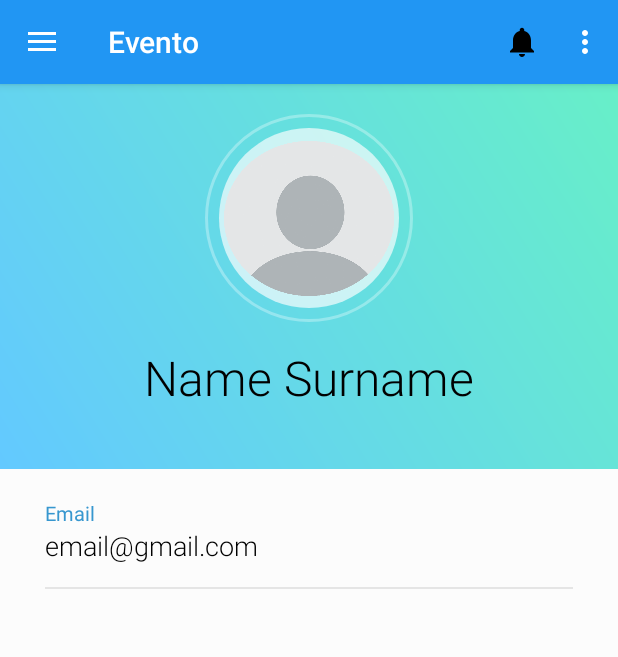
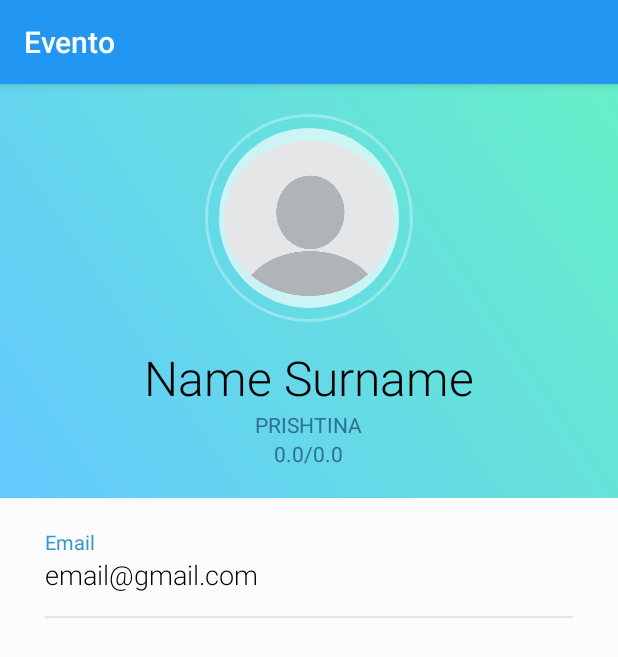
Before and after one commit to artikrh/EventoProject, an Android app: the fragment ShareFragment placed in its activity, in the side drawer, after a tap on "Profile", on a phone screen of 412 x 824 dp. Shown: the top 657 px of the screen. Run offline under Robolectric (Android 15) with nearby library versions, the phone set to English and light mode, and no system bars.

Commit message:
Implemented geolocation

```diff
--- a/app/build.gradle
+++ b/app/build.gradle
@@ -21,6 +21,7 @@ android {
 dependencies {
     implementation fileTree(dir: 'libs', include: ['*.jar'])
     implementation 'com.android.support:appcompat-v7:27.1.1'
+    implementation 'com.android.support:mediarouter-v7:27.1.1'
     implementation 'com.android.support:design:27.1.1'
     implementation 'com.android.support:cardview-v7:27.1.1'
     implementation 'com.android.support:support-v4:27.1.1'
@@ -28,6 +29,7 @@ dependencies {
     implementation 'com.google.firebase:firebase-database:11.6.0'
     implementation 'com.google.firebase:firebase-auth:11.6.0'
     implementation 'com.google.firebase:firebase-storage:11.6.0'
+    implementation 'com.google.android.gms:play-services:11.6.0'
     testImplementation 'junit:junit:4.12'
     androidTestImplementation 'com.android.support.test:runner:1.0.2'
     androidTestImplementation 'com.android.support.test.espresso:espresso-core:3.0.2'
--- /dev/null
+++ b/app/src/main/java/com/ick/eventoproject/GpsLocationTracker.java
@@ -0,0 +1,154 @@
+package com.ick.eventoproject;
+
+import android.app.AlertDialog;
+import android.app.Service;
+import android.content.Context;
+import android.content.DialogInterface;
+import android.content.Intent;
+import android.location.Location;
+import android.location.LocationListener;
+import android.location.LocationManager;
+import android.os.Bundle;
+import android.os.IBinder;
+import android.provider.Settings;
+import android.view.ContextThemeWrapper;
+
+public class GpsLocationTracker extends Service implements LocationListener
+{
+
+    private Context mContext;
+    private boolean isGpsEnabled = false;
+    private boolean isNetworkEnabled = false;
+    private boolean canGetLocation = false;
+    private Location mLocation;
+    private double mLatitude;
+    private double mLongitude;
+    private static final long MIN_DISTANCE_CHANGE_FOR_UPDATE = 10; // distanca minimale per azhurnim
+    private static final long MIN_TIME_FOR_UPDATE = 60000; // minutazha minimale per azhurnim (1min)
+    private LocationManager mLocationManager;
+
+    /**
+     * @param mContext constructor of the class
+     */
+    public GpsLocationTracker(Context mContext) {
+        this.mContext = mContext;
+        getLocation();
+    }
+
+    public Location getLocation() {
+        try {
+            mLocationManager = (LocationManager) mContext.getSystemService(LOCATION_SERVICE);
+            isGpsEnabled = mLocationManager.isProviderEnabled(LocationManager.GPS_PROVIDER);
+            isNetworkEnabled = mLocationManager.isProviderEnabled(LocationManager.NETWORK_PROVIDER);
+
+            if (!isGpsEnabled && !isNetworkEnabled) {
+
+            } else {
+
+                this.canGetLocation = true;
+
+
+                if (isNetworkEnabled) {
+
+                    mLocationManager.requestLocationUpdates(LocationManager.NETWORK_PROVIDER, MIN_TIME_FOR_UPDATE, MIN_DISTANCE_CHANGE_FOR_UPDATE, this);
+
+                    if (mLocationManager != null) {
+
+                        mLocation = mLocationManager.getLastKnownLocation(LocationManager.NETWORK_PROVIDER);
+
+                        if (mLocation != null) {
+
+                            mLatitude = mLocation.getLatitude();
+
+                            mLongitude = mLocation.getLongitude();
+                        }
+                    }
+
+                    if (isGpsEnabled) {
+                        if (mLocation == null) {
+                            mLocationManager.requestLocationUpdates(LocationManager.GPS_PROVIDER, MIN_TIME_FOR_UPDATE, MIN_DISTANCE_CHANGE_FOR_UPDATE, this);
+                            if (mLocationManager != null) {
+                                mLocation = mLocationManager.getLastKnownLocation(LocationManager.GPS_PROVIDER);
+                                if (mLocation != null) {
+                                    mLatitude = mLocation.getLatitude();
+                                    mLongitude = mLocation.getLongitude();
+                                }
+                            }
+                        }
+                    }
+                }
+            }
+        } catch (Exception e) {
+            e.printStackTrace();
+        }
+        return mLocation;
+    }
+
+    public void stopUsingGps() {
+        if (mLocationManager != null) {
+            mLocationManager.removeUpdates(GpsLocationTracker.this);
+        }
+    }
+
+    public double getLatitude() {
+        if (mLocation != null) {
+            mLatitude = mLocation.getLatitude();
+        }
+        return mLatitude;
+    }
+
+    public double getLongitude() {
+        if (mLocation != null) {
+            mLongitude = mLocation.getLongitude();
+        }
+        return mLongitude;
+    }
+
+    public boolean canGetLocation() {
+
+        return this.canGetLocation;
+    }
+
+    public void showSettingsAlert() {
+
+        AlertDialog.Builder mAlertDialog = new AlertDialog.Builder(new ContextThemeWrapper(mContext, R.style.AppTheme));
+
+        mAlertDialog.setTitle("Location Disabled");
+        mAlertDialog.setMessage("Location service is disabled. Enable it?");
+        mAlertDialog.setPositiveButton("Settings", new DialogInterface.OnClickListener() {
+
+            public void onClick(DialogInterface dialog, int which) {
+                Intent mIntent = new Intent(Settings.ACTION_LOCATION_SOURCE_SETTINGS);
+                mContext.startActivity(mIntent);
+            }
+        });
+
+        mAlertDialog.setNegativeButton("Cancel", new DialogInterface.OnClickListener() {
+
+            public void onClick(DialogInterface dialog, int which) {
+                dialog.cancel();
+            }
+        });
+
+        final AlertDialog mcreateDialog = mAlertDialog.create();
+        mcreateDialog.show();
+    }
+
+    @Override
+    public IBinder onBind(Intent arg0) {
+        return null;
+    }
+
+    public void onLocationChanged(Location location) {
+    }
+
+    public void onProviderDisabled(String provider) {
+    }
+
+    public void onProviderEnabled(String provider) {
+    }
+
+    public void onStatusChanged(String provider, int status, Bundle extras) {
+    }
+
+}
--- a/app/src/main/java/com/ick/eventoproject/MainActivity.java
+++ b/app/src/main/java/com/ick/eventoproject/MainActivity.java
@@ -55,20 +55,14 @@ public class MainActivity extends AppCompatActivity
 
     @Override
     public boolean onCreateOptionsMenu(Menu menu) {
-        // Inflate the menu; this adds items to the action bar if it is present.
         getMenuInflater().inflate(R.menu.toolbar_menu, menu);
-
         return true;
     }
 
     @Override
     public boolean onOptionsItemSelected(MenuItem item) {
-        // Handle action bar item clicks here. The action bar will
-        // automatically handle clicks on the Home/Up button, so long
-        // as you specify a parent activity in AndroidManifest.xml.
         int id = item.getItemId();
 
-        //noinspection SimplifiableIfStatement
         if (id == R.id.action_settings) {
             Intent i = new Intent(MainActivity.this,SettingsActivity.class);
             startActivity(i);
@@ -76,8 +70,6 @@ public class MainActivity extends AppCompatActivity
             Intent i = new Intent(MainActivity.this,NotificationsActivity.class);
             startActivity(i);
         }
-
-
         return super.onOptionsItemSelected(item);
     }
 
@@ -91,9 +83,8 @@ public class MainActivity extends AppCompatActivity
             ft.replace(R.id.flMain, new HomeFragment());
             ft.commit();
         } else if (id == R.id.nav_profile) { // Profile
-            android.support.v4.app.FragmentTransaction ft = getSupportFragmentManager().beginTransaction();
-            ft.replace(R.id.flMain, new ProfileFragment());
-            ft.commit();
+            Intent i = new Intent(MainActivity.this,ProfileActivity.class);
+            startActivity(i);
         } else if (id == R.id.nav_logout) { // Logout
             Intent i = new Intent(MainActivity.this,LoginActivity.class);
             startActivity(i);
--- /dev/null
+++ b/app/src/main/java/com/ick/eventoproject/ProfileActivity.java
@@ -0,0 +1,121 @@
+package com.ick.eventoproject;
+
+import android.Manifest;
+import android.content.Context;
+import android.content.pm.PackageManager;
+import android.location.Address;
+import android.location.Geocoder;
+import android.location.Location;
+import android.location.LocationManager;
+import android.os.Bundle;
+import android.support.annotation.NonNull;
+import android.support.v4.app.ActivityCompat;
+import android.support.v7.app.AppCompatActivity;
+import android.util.Log;
+import android.widget.TextView;
+import java.io.IOException;
+import java.util.List;
+import java.util.Locale;
+
+public class ProfileActivity extends AppCompatActivity {
+
+    TextView txtName;
+    TextView txtLocation;
+    TextView txtEmail;
+    TextView txtGeo;
+    Geocoder mGeocoder;
+    static final int REQUEST_LOCATION = 1;
+    LocationManager locationManager;
+
+    @Override
+    protected void onCreate(Bundle savedInstanceState) {
+        super.onCreate(savedInstanceState);
+        setContentView(R.layout.activity_profile);
+
+        SharedPref sharedpref = new SharedPref(this);
+
+        if(sharedpref.loadNightModeState()){
+            this.setTheme(R.style.darktheme);
+        }
+        else{
+            this.setTheme(R.style.AppTheme);
+        }
+
+        txtName = findViewById(R.id.tv_name);
+        txtLocation = findViewById(R.id.txtLocation);
+        txtEmail = findViewById(R.id.tv_email);
+        txtGeo = findViewById(R.id.txtGeo);
+
+        //locationManager = (LocationManager)getSystemService(Context.LOCATION_SERVICE);
+        //getLocation();
+
+        GpsLocationTracker mGpsLocationTracker = new GpsLocationTracker(ProfileActivity.this);
+        if (mGpsLocationTracker.canGetLocation())
+        {
+            Double latitude = mGpsLocationTracker.getLatitude();
+            Double longitude = mGpsLocationTracker.getLongitude();
+            txtGeo.setText(String.valueOf(latitude)+"/"+String.valueOf(longitude));
+
+            try{
+                if(getCityNameByCoordinates(latitude,longitude)!=null){
+                    txtLocation.setText(getCityNameByCoordinates(latitude,longitude));
+                } else {
+                    txtLocation.setText("Prishtina");
+                }
+            } catch (Exception e){
+
+            }
+        }
+        else
+        {
+            mGpsLocationTracker.showSettingsAlert();
+            txtGeo.setText("");
+        }
+
+    }
+
+    void getLocation(){
+
+        if(ActivityCompat.checkSelfPermission(this, Manifest.permission.ACCESS_FINE_LOCATION)
+                != PackageManager.PERMISSION_GRANTED && ActivityCompat.checkSelfPermission(this, Manifest.permission.ACCESS_COARSE_LOCATION)
+                != PackageManager.PERMISSION_GRANTED) {
+            ActivityCompat.requestPermissions(this, new String[]{Manifest.permission.ACCESS_FINE_LOCATION}, REQUEST_LOCATION);
+        } else {
+            Location location = locationManager.getLastKnownLocation(LocationManager.NETWORK_PROVIDER);
+
+            if (location != null){
+                double latti = location.getLatitude();
+                double longi = location.getLongitude();
+                try{
+                    String city = getCityNameByCoordinates(latti,longi);
+                    txtLocation.setText("City: "+city);
+                } catch (Exception e) {
+                    txtLocation.setText("Location not found");
+                }
+                txtGeo.setText(String.valueOf(latti)+"/"+String.valueOf(longi));
+            } else {
+                txtGeo.setText("Location null");
+            }
+        }
+    }
+
+    @Override
+    public void onRequestPermissionsResult(int requestCode, @NonNull String[] permissions,@NonNull int[] grantResults) {
+        super.onRequestPermissionsResult(requestCode, permissions, grantResults);
+
+        switch (requestCode) {
+            case REQUEST_LOCATION:
+                getLocation();
+                break;
+        }
+    }
+
+    private String getCityNameByCoordinates(double lat, double lon) throws IOException {
+        mGeocoder = new Geocoder(this, Locale.getDefault());
+        List<Address> addresses = mGeocoder.getFromLocation(lat, lon, 1);
+        if (addresses != null && addresses.size() > 0) {
+            return addresses.get(0).getLocality();
+        }
+        return null;
+    }
+}
--- a/app/src/main/java/com/ick/eventoproject/ProfileFragment.java
+++ /dev/null
@@ -1,69 +0,0 @@
-package com.ick.eventoproject;
-
-
-import android.location.Address;
-import android.location.Geocoder;
-import android.os.Bundle;
-import android.support.v4.app.Fragment;
-import android.view.LayoutInflater;
-import android.view.View;
-import android.view.ViewGroup;
-import android.widget.TextView;
-
-import java.io.IOException;
-import java.util.List;
-import java.util.Locale;
-
-/**
- * A simple {@link Fragment} subclass.
- */
-public class ProfileFragment extends Fragment {
-
-    TextView txtName;
-    TextView txtLocation;
-    TextView txtEmail;
-    Geocoder mGeocoder;
-
-    public ProfileFragment() {
-        // Required empty public constructor
-    }
-
-
-    @Override
-    public View onCreateView(LayoutInflater inflater, ViewGroup container,
-                             Bundle savedInstanceState) {
-
-        View view = inflater.inflate(R.layout.fragment_profile, container, false);
-
-        SharedPref sharedpref = new SharedPref(getActivity());
-
-        if(sharedpref.loadNightModeState()){
-            getActivity().setTheme(R.style.darktheme);
-        }
-        else{
-            getActivity().setTheme(R.style.AppTheme);
-        }
-
-        txtName = view.findViewById(R.id.tv_name);
-        txtLocation = view.findViewById(R.id.txtLocation);
-        txtEmail = view.findViewById(R.id.tv_email);
-
-        try {
-            txtLocation.setText(getCityNameByCoordinates(44.786568,20.448922));
-        } catch (Exception e){
-
-        }
-
-        return view;
-    }
-
-    private String getCityNameByCoordinates(double lat, double lon) throws IOException {
-        mGeocoder = new Geocoder(getActivity(), Locale.getDefault());
-        List<Address> addresses = mGeocoder.getFromLocation(lat, lon, 1);
-        if (addresses != null && addresses.size() > 0) {
-            return addresses.get(0).getLocality();
-        }
-        return null;
-    }
-
-}
--- a/app/src/main/java/com/ick/eventoproject/ShareFragment.java
+++ b/app/src/main/java/com/ick/eventoproject/ShareFragment.java
@@ -18,11 +18,11 @@ public class ShareFragment extends Fragment {
         // Required empty public constructor
     }
 
-
     @Override
     public View onCreateView(LayoutInflater inflater, ViewGroup container,
                              Bundle savedInstanceState) {
 
+        View view = inflater.inflate(R.layout.fragment_share, container, false);
         SharedPref sharedpref = new SharedPref(getActivity());
 
         if(sharedpref.loadNightModeState()){
@@ -32,8 +32,9 @@ public class ShareFragment extends Fragment {
             getActivity().setTheme(R.style.AppTheme);
         }
 
-        // Inflate the layout for this fragment
-        return inflater.inflate(R.layout.fragment_share, container, false);
+
+
+        return view;
     }
 
 }
--- a/app/src/main/java/com/ick/eventoproject/Theatre.java
+++ b/app/src/main/java/com/ick/eventoproject/Theatre.java
@@ -16,6 +16,7 @@ import android.widget.TextView;
 public class Theatre extends AppCompatActivity {
 
     int[] IMAGES = {R.drawable.t1,R.drawable.t2};
+    // if <i merr tdhenat> category == Theater,
     String[] NAMES = {"Nata e Dymbëdhjetë","Vrima e Lepurit"};
     String[] DESC = {"Nata e Dymbëdhjetë, është njëra nga komeditë e Shekspirit.","Shfaqja Vrima e Lepurit e David Lindsay Abaire dhe në regji të Zana Hoxha"};
     String[] TIME = {"MAY 17 @ 21:00","JUNE 11 @ 17:00"};
--- a/app/src/main/res/layout/fragment_profile.xml
+++ b/app/src/main/res/layout/activity_profile.xml
@@ -4,7 +4,7 @@
     xmlns:tools="http://schemas.android.com/tools"
     android:layout_width="match_parent"
     android:layout_height="match_parent"
-    tools:context=".ProfileFragment">
+    tools:context=".ProfileActivity">
 
     <RelativeLayout
         android:id="@+id/header"
@@ -58,6 +58,17 @@
             android:textColor="@color/address"
             android:textSize="14sp" />
 
+        <TextView
+            android:id="@+id/txtGeo"
+            android:layout_width="wrap_content"
+            android:layout_height="wrap_content"
+            android:layout_below="@+id/txtLocation"
+            android:layout_centerHorizontal="true"
+            android:fontFamily="sans-serif"
+            android:text="00/00"
+            android:textColor="@color/address"
+            android:textSize="14sp" />
+
         <ImageView
             android:layout_width="40dp"
             android:layout_height="40dp"
@@ -70,7 +81,6 @@
 
     </RelativeLayout>
 
-
     <RelativeLayout
         android:layout_width="match_parent"
         android:layout_height="match_parent"
@@ -80,6 +90,7 @@
         <LinearLayout
             android:layout_width="match_parent"
             android:layout_height="wrap_content"
+            android:background="?attr/backgroundcolor"
             android:layout_marginLeft="30dp"
             android:layout_marginRight="30dp"
             android:layout_marginTop="20dp"
--- a/app/src/main/res/layout/nav_header_main.xml
+++ b/app/src/main/res/layout/nav_header_main.xml
@@ -3,6 +3,7 @@
     xmlns:app="http://schemas.android.com/apk/res-auto"
     android:layout_width="match_parent"
     android:layout_height="160dp"
+    xmlns:tools="http://schemas.android.com/tools"
     android:background="@drawable/header"
     android:gravity="bottom"
     android:orientation="vertical"
```
Also changed, not shown: app/src/main/AndroidManifest.xml (+13 -3 lines), app/src/main/res/layout/activity_post_event.xml (+10 -5 lines).
